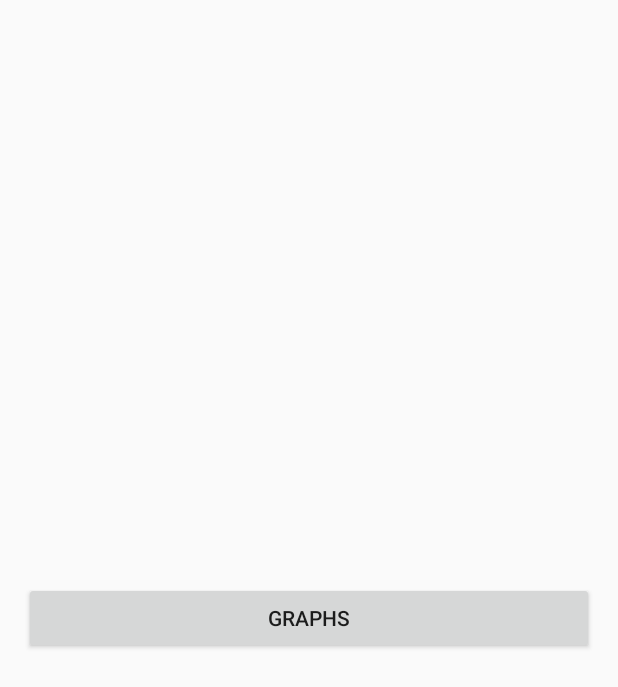
After one commit to psyllost/CognitiveApp, an Android app: the layout activity_feedback.xml on its own in the app's theme, with its tools: preview values and no code run, on a phone screen of 412 x 824 dp. The commit adds this screen. Shown: the top 687 px of the screen. Run offline under Robolectric (Android 15) with nearby library versions, the phone set to English and light mode, and no system bars.

```diff
--- a/app/src/main/java/com/example/ioanna/cognitiveapp/SecondPhase.java
+++ b/app/src/main/java/com/example/ioanna/cognitiveapp/SecondPhase.java
@@ -13,7 +13,6 @@ import android.widget.Button;
 import android.widget.CheckBox;
 import android.widget.Chronometer;
 import android.widget.TextView;
-
 import java.util.ArrayList;
 import java.util.List;
 
@@ -46,7 +45,6 @@ public class SecondPhase extends ActionBarActivity {
         selectButton = (Button) findViewById(R.id.selectBtn);
         roundView = (TextView) findViewById(R.id.round);
         scoreView = (TextView) findViewById(R.id.score);
-
         checkBoxList.add(firstCheckBox);
         checkBoxList.add(secCheckBox);
         checkBoxList.add(thirdCheckBox);
@@ -64,9 +62,7 @@ public class SecondPhase extends ActionBarActivity {
         selectButton.setOnClickListener(new Button.OnClickListener() {
             public void onClick(View v) {
                 CheckAnswers.getInstance().setCheckBoxList(uncheck());
-
                 correctAnswers += CheckAnswers.getInstance().correctAnswers();
-
                 getRandomShapes();
                 round++;
                 roundView = setRoundView(roundView);
@@ -79,7 +75,7 @@ public class SecondPhase extends ActionBarActivity {
     @Override
     protected void onDestroy() {
         super.onDestroy();
-        startActivity(new Intent(SecondPhase.this, MainActivity.class));
+        startActivity(new Intent(SecondPhase.this, Feedback.class));
     }
 
     /**
--- /dev/null
+++ b/app/src/main/res/layout/activity_feedback.xml
@@ -0,0 +1,38 @@
+<RelativeLayout xmlns:android="http://schemas.android.com/apk/res/android"
+    xmlns:tools="http://schemas.android.com/tools" android:layout_width="match_parent"
+    android:layout_height="match_parent" android:paddingLeft="@dimen/activity_horizontal_margin"
+    android:paddingRight="@dimen/activity_horizontal_margin"
+    android:paddingTop="@dimen/activity_vertical_margin"
+    android:paddingBottom="@dimen/activity_vertical_margin"
+    tools:context="com.example.ioanna.cognitiveapp.Feedback">
+
+    <TextView
+        android:id="@+id/location_address_view"
+        android:layout_width="wrap_content"
+        android:layout_height="wrap_content"
+        android:layout_alignParentLeft="true"
+        android:layout_alignParentTop="true"
+         />
+
+    <TextView
+        android:layout_width="wrap_content"
+        android:layout_height="wrap_content"
+        android:textAppearance="?android:attr/textAppearanceMedium"
+        android:id="@+id/timestamp"
+        android:layout_marginTop="53dp"
+        android:textSize="16dp"
+        android:layout_below="@+id/location_address_view"
+        android:layout_alignParentLeft="true"
+        android:layout_alignParentStart="true" />
+
+    <Button
+        android:layout_width="wrap_content"
+        android:layout_height="wrap_content"
+        android:text="Graphs"
+        android:id="@+id/graphs"
+        android:layout_centerVertical="true"
+        android:layout_toRightOf="@+id/timestamp"
+        android:layout_alignParentRight="true"
+        android:layout_alignParentEnd="true" />
+
+</RelativeLayout>
--- a/app/src/main/res/layout/activity_main.xml
+++ b/app/src/main/res/layout/activity_four_shapes.xml
@@ -3,7 +3,7 @@
     android:layout_height="match_parent" android:paddingLeft="@dimen/activity_horizontal_margin"
     android:paddingRight="@dimen/activity_horizontal_margin"
     android:paddingTop="@dimen/activity_vertical_margin"
-    android:paddingBottom="@dimen/activity_vertical_margin" tools:context=".MainActivity">
+    android:paddingBottom="@dimen/activity_vertical_margin" tools:context=".FourShapes">
 
 
     <ImageView
```
Also changed, not shown: app/build.gradle (+22 -0 lines), app/src/main/AndroidManifest.xml (+29 -8 lines), app/src/main/java/com/example/ioanna/cognitiveapp/Feedback.java (added, +321 -0 lines), app/src/main/java/com/example/ioanna/cognitiveapp/FourShapes.java (renamed from app/src/main/java/com/example/ioanna/cognitiveapp/MainActivity.java, +4 -4 lines), app/src/main/java/com/example/ioanna/cognitiveapp/HomePage.java (added, +62 -0 lines), app/src/main/res/layout/activity_home_page.xml (added, +14 -0 lines), 1 other file.
